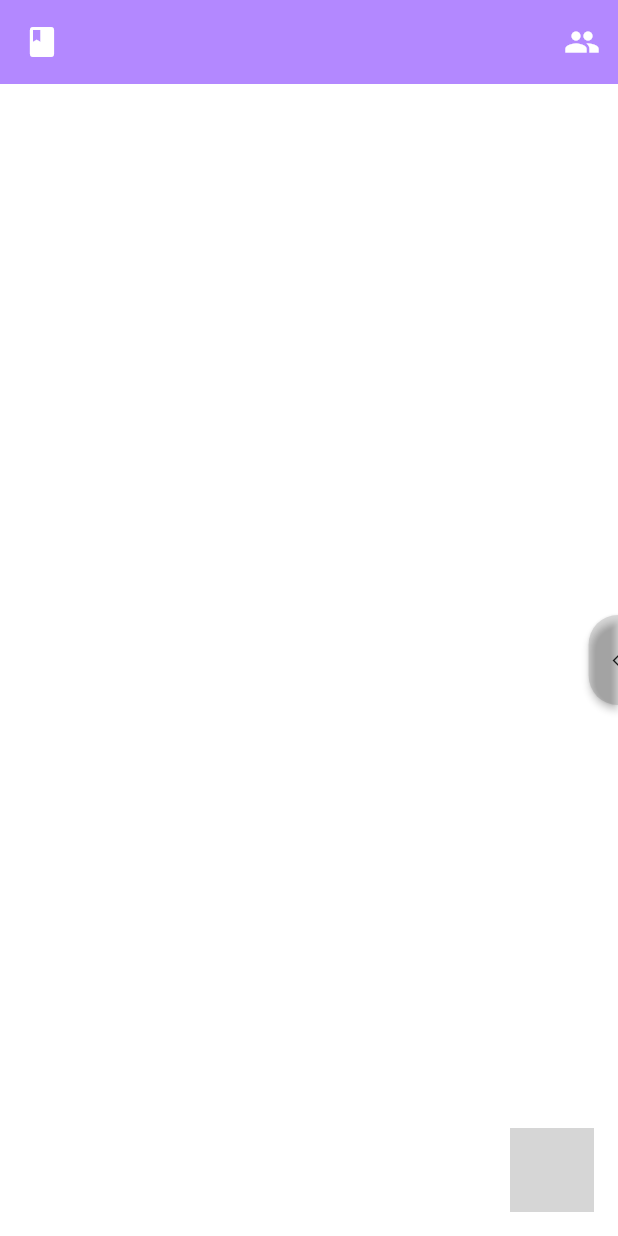
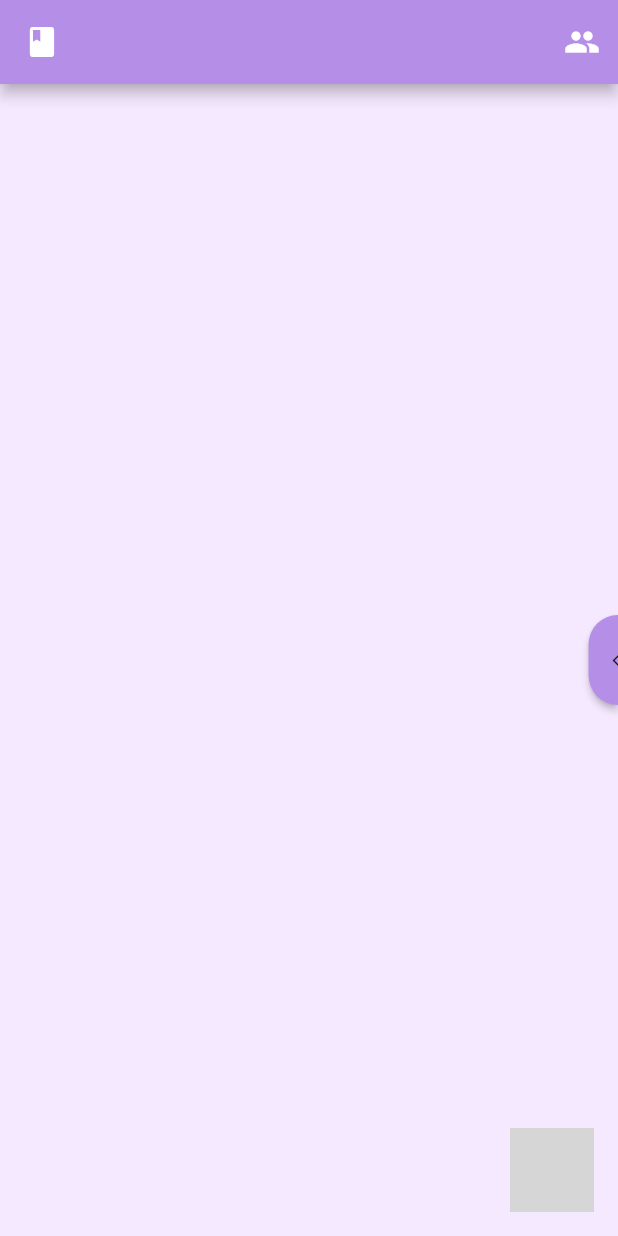
Before and after one commit to shAdow-XJY/writing_wirter, a Flutter app: the screen it shows after launch, on a phone screen of 412 x 824 dp. Run offline on Flutter 3.47's test engine with Material 2 defaults, Android fonts, the phone set to English and light mode, and no system bars; our stand-ins replace animated_theme_switcher, dropdown_button2, event_bus, expansion_tile_card, file_picker, flutter_redux and 5 more; missing offline and left inert: animated_stack, blur_glass, circular_menu, click_text_field, webdav_client; grey boxes are pictures that could not be loaded.

Commit message:
init theme.dart

```diff
--- a/lib/entry/pc/pc_main.dart
+++ b/lib/entry/pc/pc_main.dart
@@ -1,11 +1,10 @@
 import 'package:animated_theme_switcher/animated_theme_switcher.dart';
 import 'package:flutter/material.dart';
-import 'package:flutter/services.dart';
 import 'package:flutter_redux/flutter_redux.dart';
 import 'package:redux/redux.dart';
 import 'package:writing_writer/router/pc/pc_router.dart';
+import 'package:writing_writer/service/theme/theme.dart';
 import '../../state_machine/redux/app_state/state.dart';
-
 
 class PcApp extends StatelessWidget {
   PcApp({Key? key}) : super(key: key);
@@ -21,38 +20,7 @@ class PcApp extends StatelessWidget {
       child: StoreBuilder<AppState>(
         builder: (context, store) {
           return ThemeProvider(
-            initTheme: ThemeData(
-              // Colors
-              primarySwatch: Colors.deepPurple,
-              primaryColor: Colors.deepPurple[500],
-              canvasColor: Colors.white,
-              scaffoldBackgroundColor: Colors.white,
-              cardColor: Colors.white,
-              dividerColor: Colors.grey[400],
-              disabledColor: Colors.grey[600],
-              highlightColor: Colors.purple[100],
-              splashColor: Colors.purpleAccent[100],
-              appBarTheme: AppBarTheme(
-                color: Colors.deepPurpleAccent[100],
-                elevation: 0,
-                iconTheme: const IconThemeData(color: Colors.white),
-                actionsIconTheme: const IconThemeData(color: Colors.white),
-                systemOverlayStyle: SystemUiOverlayStyle.dark,
-              ),
-
-              // Gradient
-              colorScheme: ColorScheme.fromSwatch(
-                primarySwatch: Colors.deepPurple,
-                primaryColorDark: Colors.deepPurple[700],
-                accentColor: Colors.purpleAccent,
-                backgroundColor: Colors.white,
-                cardColor: Colors.white,
-                errorColor: Colors.red[900],
-              ).copyWith(
-                secondary: Colors.deepPurple[50],
-                background: Colors.deepPurpleAccent[100],
-              ),
-            ),
+            initTheme: purpleTheme,
             builder: (context, myTheme) {
               return MaterialApp(
                   title: 'Writing Writer',
--- a/lib/pages/pc/setting_edit_page/pc_setting_edit_page.dart
+++ b/lib/pages/pc/setting_edit_page/pc_setting_edit_page.dart
@@ -178,7 +178,6 @@ class _SettingEditPageState extends State<PCSettingEditPage> {
       builder: (BuildContext context, Map<String, dynamic> map) {
         return map["currentSetting"].toString().isEmpty
             ? Scaffold(
-                backgroundColor: Theme.of(context).colorScheme.background,
                 appBar: AppBar(
                   automaticallyImplyLeading: false,
                   centerTitle: true,
@@ -186,7 +185,6 @@ class _SettingEditPageState extends State<PCSettingEditPage> {
                 ),
               )
             : Scaffold(
-                backgroundColor: Theme.of(context).colorScheme.background,
                 appBar: AppBar(
                   automaticallyImplyLeading: false,
                   centerTitle: true,
--- /dev/null
+++ b/lib/service/theme/purple_theme.dart
@@ -0,0 +1,35 @@
+import 'package:flutter/material.dart';
+import 'package:flutter/services.dart';
+
+final ThemeData purpleTheme = ThemeData(
+  brightness: Brightness.light,
+  primaryColor: const Color(0xFFE7B8F5),
+  primaryColorLight: const Color(0xFFF5E9FF),
+  primaryColorDark: const Color(0xFF7D41AC),
+  canvasColor: const Color(0xFFF5E9FF),
+  scaffoldBackgroundColor: const Color(0xFFF5E9FF),
+  cardColor: const Color(0xFFFFFFFF),
+  dividerColor: const Color(0xFFD3D3D3),
+  focusColor: const Color(0xFFB58FE7),
+  hoverColor: const Color(0xFFB58FE7),
+  highlightColor: const Color(0xFFB58FE7),
+  splashColor: const Color(0xFFB58FE7),
+  unselectedWidgetColor: const Color(0xFFB58FE7),
+  disabledColor: const Color(0xFFD3D3D3),
+  textSelectionTheme: const TextSelectionThemeData(
+    cursorColor: Color(0xFFB58FE7),
+    selectionColor: Color(0xFFB58FE7),
+    selectionHandleColor: Color(0xFFB58FE7),
+  ),
+  textTheme: const TextTheme(
+    titleLarge: TextStyle(
+      color: Color(0xFF7D41AC),
+      fontSize: 20.0,
+      fontWeight: FontWeight.w500,
+    ),
+  ),
+  appBarTheme: const AppBarTheme(
+    systemOverlayStyle: SystemUiOverlayStyle.dark,
+    color: Color(0xFFB58FE7),
+  ),
+);
--- /dev/null
+++ b/lib/service/theme/theme.dart
@@ -0,0 +1 @@
+export 'purple_theme.dart';
```
Also changed, not shown: lib/service/theme/white_black_theme.dart (added, +76 -0 lines).
